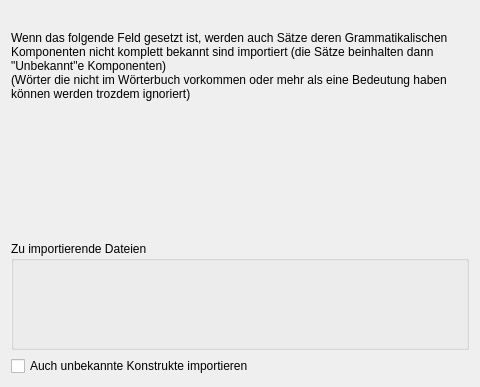
KDE/simon, file simon/src/simonmodelmanagementui/ImportGrammar/selectfilestoreadpage.ui: the form before one commit.
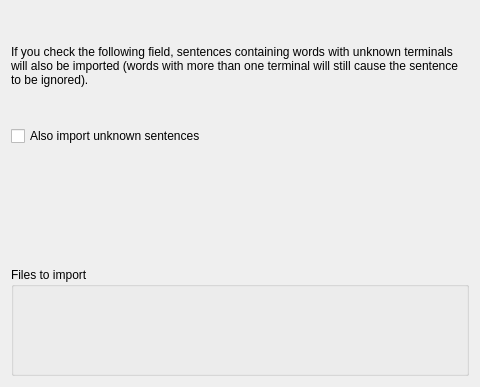
The form after the commit. Custom widgets are drawn as their Qt base class.

The edit to the form file:
```diff
--- a/simon/src/simonmodelmanagementui/ImportGrammar/selectfilestoreadpage.ui
+++ b/simon/src/simonmodelmanagementui/ImportGrammar/selectfilestoreadpage.ui
@@ -16,14 +16,20 @@
    <item>
     <widget class="QLabel" name="lbUnknownDesc" >
      <property name="text" >
-      <string>Wenn das folgende Feld gesetzt ist, werden auch Sätze deren Grammatikalischen Komponenten nicht komplett bekannt sind importiert (die Sätze beinhalten dann "Unbekannt"e Komponenten)
-(Wörter die nicht im Wörterbuch vorkommen oder mehr als eine Bedeutung haben können werden trozdem ignoriert)</string>
+      <string>If you check the following field, sentences containing words with unknown terminals will also be imported (words with more than one terminal will still cause the sentence to be ignored).</string>
      </property>
      <property name="wordWrap" >
       <bool>true</bool>
      </property>
     </widget>
    </item>
+   <item>
+    <widget class="QCheckBox" name="cbIncludeUnknown" >
+     <property name="text" >
+      <string>Also import unknown sentences</string>
+     </property>
+    </widget>
+   </item>
    <item>
     <widget class="KUrlRequester" name="urFileToAdd" >
      <property name="filter" >
@@ -34,20 +40,13 @@
    <item>
     <widget class="KEditListBox" name="elbFiles" >
      <property name="title" >
-      <string>Zu importierende Dateien</string>
+      <string>Files to import</string>
      </property>
      <property name="buttons" >
       <set>KEditListBox::Add|KEditListBox::Remove</set>
      </property>
     </widget>
    </item>
-   <item>
-    <widget class="QCheckBox" name="cbIncludeUnknown" >
-     <property name="text" >
-      <string>Auch unbekannte Konstrukte importieren</string>
-     </property>
-    </widget>
-   </item>
   </layout>
  </widget>
  <customwidgets>
```
Left out of the diff: 1 changed line with no effect on the pictures.
